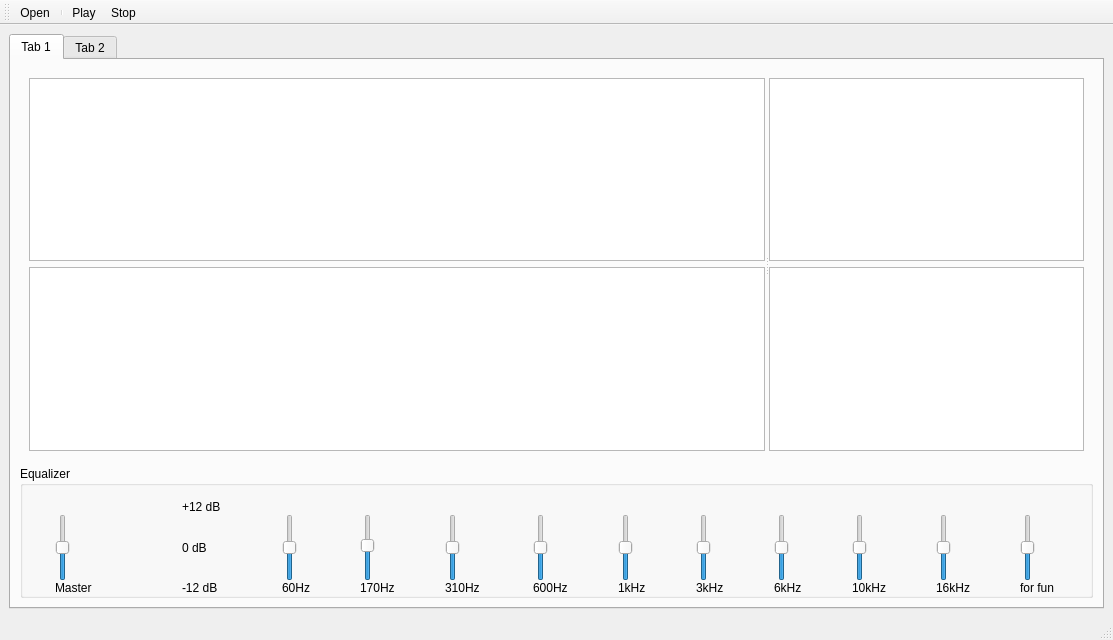
The window that gui.ui (osama51/equalizer) describes before a commit, drawn with Qt 5.
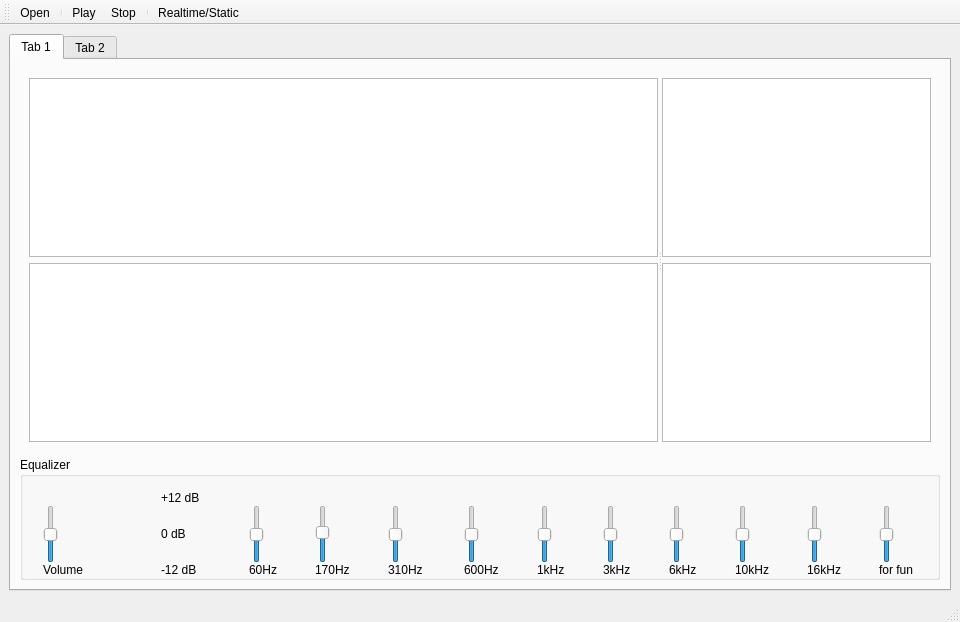
The same window after the commit. Icons and pictures are not drawn. Custom widgets are drawn as their Qt base class.

```diff
--- a/gui.ui
+++ b/gui.ui
@@ -6,8 +6,8 @@
    <rect>
     <x>0</x>
     <y>0</y>
-    <width>1113</width>
-    <height>640</height>
+    <width>960</width>
+    <height>622</height>
    </rect>
   </property>
   <property name="windowTitle">
@@ -153,7 +153,7 @@
            <item row="3" column="0">
             <widget class="QLabel" name="label">
              <property name="text">
-              <string>Master</string>
+              <string>Volume</string>
              </property>
             </widget>
            </item>
@@ -1164,6 +1164,8 @@
    <addaction name="separator"/>
    <addaction name="actionPlay"/>
    <addaction name="actionStop"/>
+   <addaction name="separator"/>
+   <addaction name="actionRealtime"/>
   </widget>
   <action name="actionOpen">
    <property name="icon">
@@ -1205,6 +1207,21 @@
     <string>Stop</string>
    </property>
   </action>
+  <action name="actionRealtime">
+   <property name="checkable">
+    <bool>true</bool>
+   </property>
+   <property name="icon">
+    <iconset>
+     <normaloff>icons/signal.png</normaloff>icons/signal.png</iconset>
+   </property>
+   <property name="text">
+    <string>Realtime/Static</string>
+   </property>
+   <property name="toolTip">
+    <string>Toggle between moving and static signal</string>
+   </property>
+  </action>
  </widget>
  <customwidgets>
   <customwidget>
```
Left out of the diff: 2 changed lines with no effect on the pictures.
